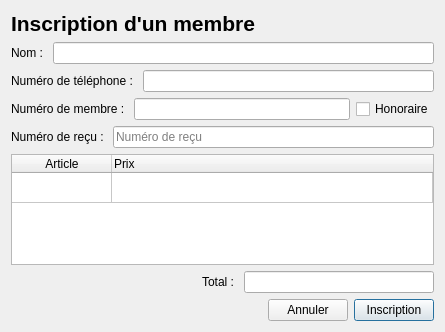
Old version of the form GUI/inscription_membre.ui in the repository samueldrouin/PyGuide.
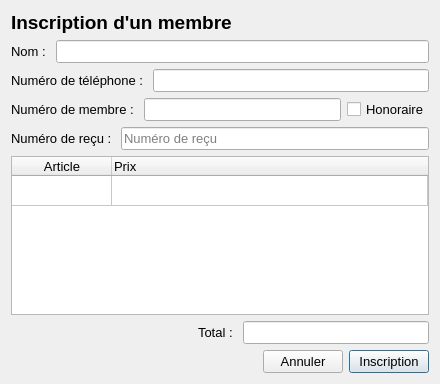
New version of the form.

Commit message: Changement de la police pour Segoe UI pour une meilleure apparence sur Windows

Patch:
```diff
--- a/GUI/inscription_membre.ui
+++ b/GUI/inscription_membre.ui
@@ -6,10 +6,22 @@
    <rect>
     <x>0</x>
     <y>0</y>
-    <width>445</width>
-    <height>332</height>
+    <width>440</width>
+    <height>384</height>
    </rect>
   </property>
+  <property name="minimumSize">
+   <size>
+    <width>440</width>
+    <height>384</height>
+   </size>
+  </property>
+  <property name="font">
+   <font>
+    <family>Segoe UI</family>
+    <pointsize>10</pointsize>
+   </font>
+  </property>
   <property name="windowTitle">
    <string>Inscription d'un membre</string>
   </property>
@@ -18,7 +30,7 @@
     <widget class="QLabel" name="lbl_titre">
      <property name="font">
       <font>
-       <pointsize>16</pointsize>
+       <pointsize>14</pointsize>
        <weight>75</weight>
        <bold>true</bold>
       </font>
```
The commit also changes 19 other files.
